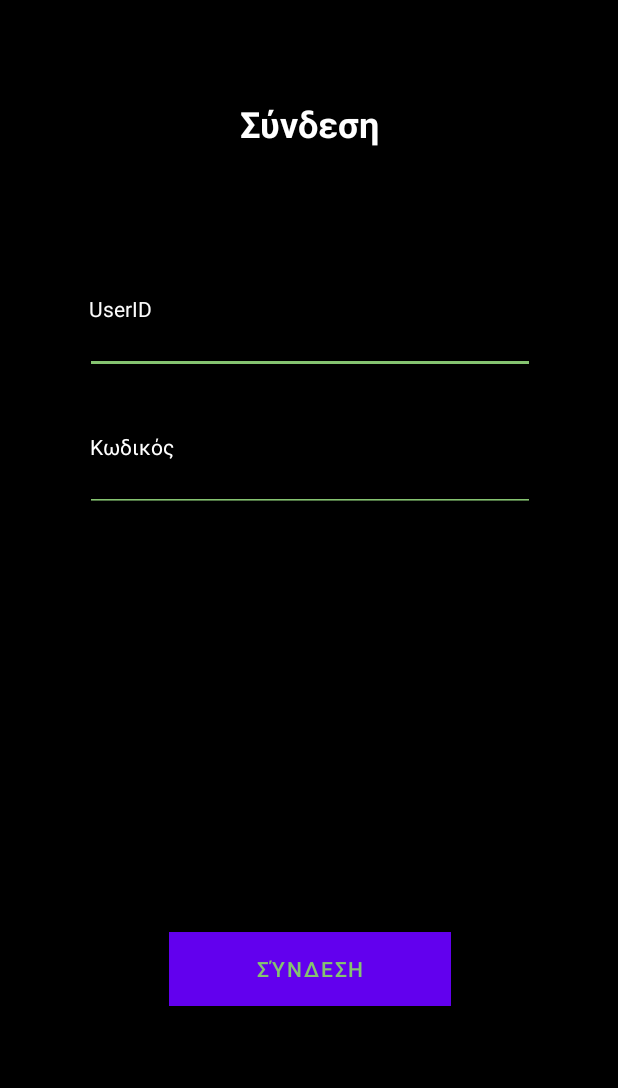
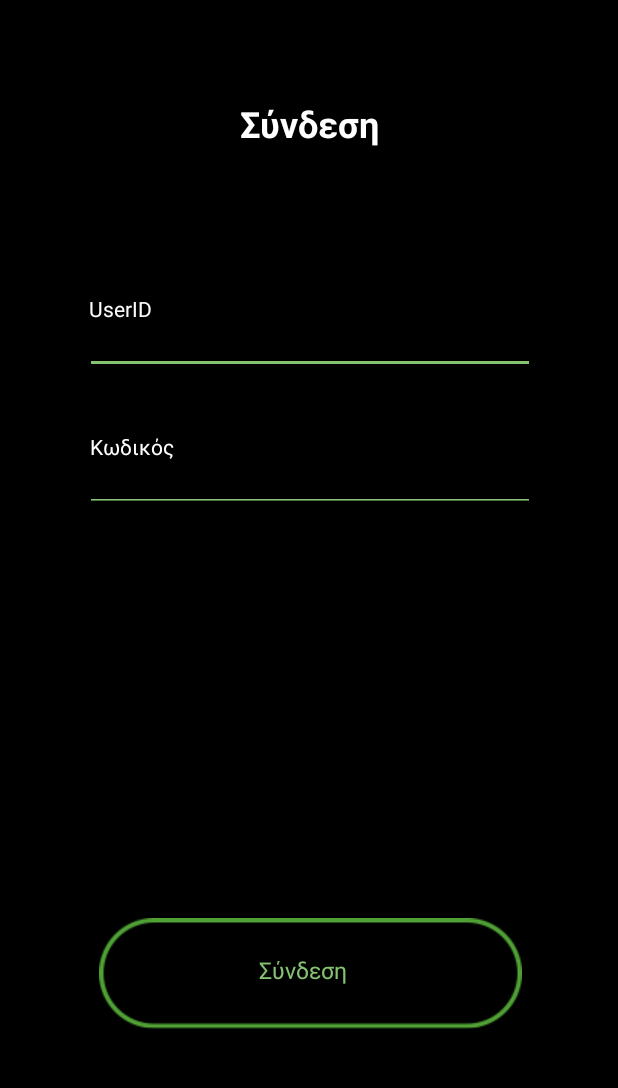
Before and after one commit to AlexandrosAlexandrov/MobileEvaluationApp, an Android app: the screen it shows after launch (MainActivity), on a phone screen of 412 x 824 dp, the part 84-1172 px from its top. Run offline under Robolectric (Android 15) with nearby library versions, the phone set to English and light mode, and no system bars.

```diff
--- a/app/build.gradle
+++ b/app/build.gradle
@@ -35,7 +35,7 @@ dependencies {
 
     implementation 'androidx.core:core-ktx:1.7.0'
     implementation 'androidx.appcompat:appcompat:1.4.1'
-    implementation 'com.google.android.material:material:1.5.0'
+    implementation 'com.google.android.material:material:1.6.0'
     implementation 'androidx.constraintlayout:constraintlayout:2.1.3'
     testImplementation 'junit:junit:4.13.2'
     androidTestImplementation 'androidx.test.ext:junit:1.1.3'
@@ -44,4 +44,5 @@ dependencies {
     //retrofit
     implementation 'com.squareup.retrofit2:retrofit:2.9.0'
     implementation 'com.squareup.retrofit2:converter-gson:2.9.0'
+
 }
--- a/app/src/main/java/com/example/mobileevaluationproject/MainActivity.kt
+++ b/app/src/main/java/com/example/mobileevaluationproject/MainActivity.kt
@@ -9,6 +9,7 @@ import android.text.TextWatcher
 import android.util.Log
 import android.widget.Button
 import android.widget.EditText
+import android.widget.ImageButton
 import android.widget.Toast
 import retrofit2.Call
 import retrofit2.Callback
@@ -22,7 +23,7 @@ const val BASE_URL = "https://3nt-demo-backend.azurewebsites.net/Access/"
 
 class MainActivity : AppCompatActivity() {
 
-    lateinit var loginButton: Button
+    lateinit var loginButton: ImageButton
     lateinit var useridText: EditText
     lateinit var passwordText: EditText
     lateinit var sessionManager: SessionManager
--- a/app/src/main/java/com/example/mobileevaluationproject/myAdapter.kt
+++ b/app/src/main/java/com/example/mobileevaluationproject/myAdapter.kt
@@ -30,6 +30,7 @@ class myAdapter(val context: Context, val bookList: List<BooksItem>): RecyclerVi
     }
 
     override fun onBindViewHolder(holder: ViewHolder, position: Int) {
+        bookList.sortedByDescending { it.date_released }
         holder.bookName.text = bookList[position].title
         holder.bookid.text = bookList[position].id.toString()
         holder.bookDate.text = bookList[position].date_released.take(10)
--- a/app/src/main/res/layout/activity_main.xml
+++ b/app/src/main/res/layout/activity_main.xml
@@ -78,23 +78,38 @@
             app:layout_constraintStart_toStartOf="parent"
             app:layout_constraintTop_toTopOf="parent" />
 
-    <Button
+
+    <ImageButton
         android:id="@+id/loginButton"
+        style="@style/Widget.AppCompat.Button.Borderless"
         android:layout_width="wrap_content"
         android:layout_height="wrap_content"
         android:layout_marginLeft="94dp"
         android:layout_marginTop="571dp"
         android:layout_marginRight="93dp"
         android:layout_marginBottom="47dp"
-        android:width="188dp"
-        android:height="49dp"
-        android:background="#000000"
-        android:text="@string/login"
-        android:textColor="#85c370"
+        android:src="@drawable/btn_rounded"
+        app:layout_constraintBottom_toBottomOf="parent"
+        app:layout_constraintEnd_toEndOf="parent"
+        app:layout_constraintHorizontal_bias="0.495"
+        app:layout_constraintStart_toStartOf="parent"
+        app:layout_constraintTop_toTopOf="parent"
+        app:layout_constraintVertical_bias="0.55" />
+
+    <TextView
+        android:layout_marginLeft="94dp"
+        android:layout_marginTop="571dp"
+        android:layout_marginRight="93dp"
+        android:layout_marginBottom="47dp"
+        android:layout_width="67dp"
+        android:layout_height="20dp"
         app:layout_constraintBottom_toBottomOf="parent"
         app:layout_constraintEnd_toEndOf="parent"
         app:layout_constraintStart_toStartOf="parent"
-        app:layout_constraintTop_toTopOf="parent" />
+        app:layout_constraintTop_toTopOf="parent"
+        android:text="@string/login"
+        android:textColor="#85c370"
+        android:textSize="15.5sp"/>
 
     <TextView
         android:id="@+id/Password"
```
Also changed, not shown: app/src/main/res/layout/activity_books.xml (+19 -3 lines), app/src/main/res/drawable/btn_rounded.png (added), app/src/main/res/drawable/ic_info.png (added). Lines whose indentation alone changed are shown as unchanged.
